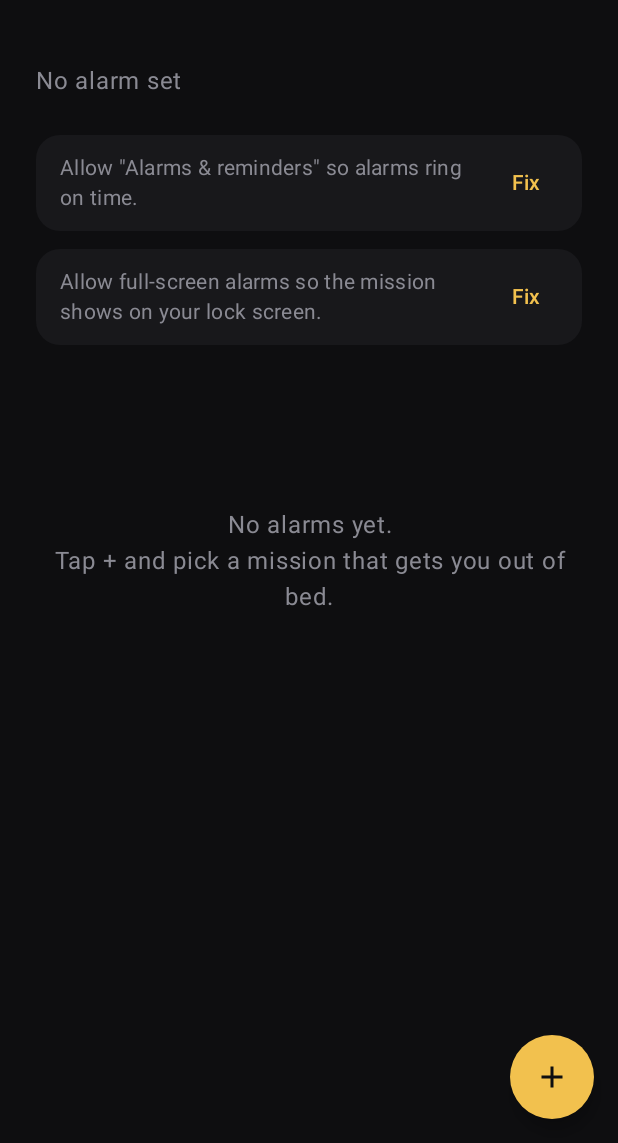
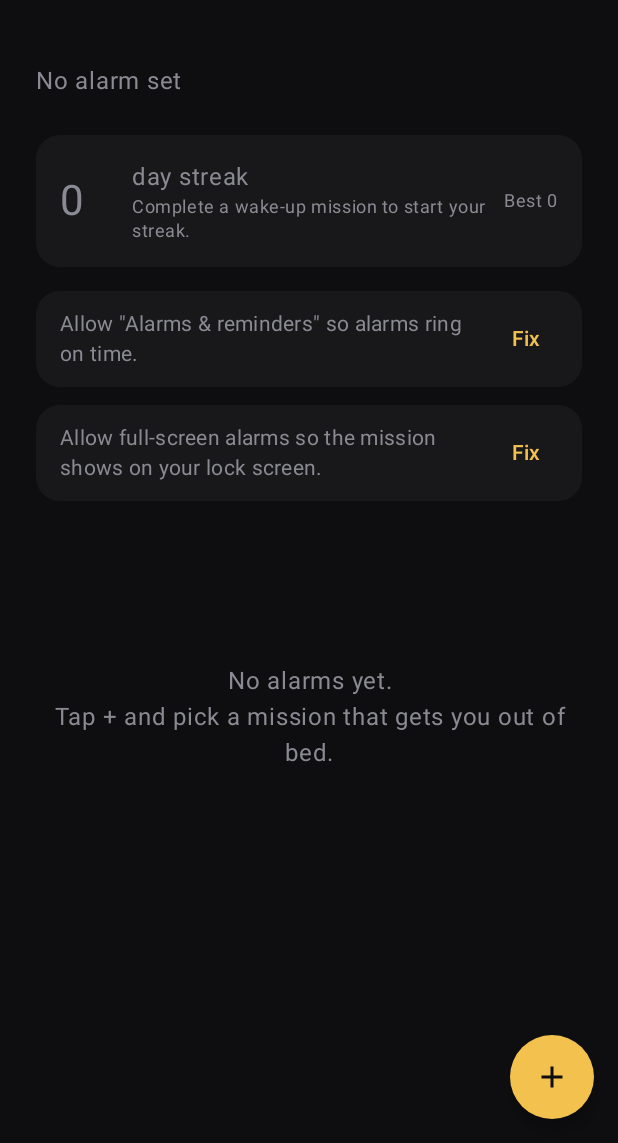
Before and after one commit to reshpow-rgb/forcast, an Android app built with Jetpack Compose: the screen it shows after launch (MainActivity), on a phone screen of 412 x 824 dp, the part 93-1236 px from its top. Run offline under Robolectric (Android 15) with nearby library versions, the phone set to English and light mode, and no system bars; our stand-ins replace AdMob; libraries missing offline, so code that uses them is left out: com.android.billingclient; 11 statements that could not run were skipped.

Commit message:
Add wake-up streak tracker
Count consecutive alarm days on which the mission was completed. Days
with no alarm are skipped; a day where the alarm rang but the mission
wasn't finished resets the streak. Shown on the home screen, a streak
screen with best/total and a 5-week calendar, and on the Good morning
screen with milestone celebrations.

Co-Authored-By: Claude Opus 5.5 <noreply@anthropic.com>
Claude-Session: https://claude.ai/code/session_01N1rQ8r6oQ13uaJ58hBw66M

```diff
--- a/alarm-app/app/src/main/java/com/riseup/alarm/alarm/AlarmReceiver.kt
+++ b/alarm-app/app/src/main/java/com/riseup/alarm/alarm/AlarmReceiver.kt
@@ -5,6 +5,7 @@ import android.content.Context
 import android.content.Intent
 import androidx.core.content.ContextCompat
 import com.riseup.alarm.data.AlarmRepository
+import com.riseup.alarm.data.StreakRepository
 
 /** Fired by AlarmManager at alarm time. */
 class AlarmReceiver : BroadcastReceiver() {
@@ -16,6 +17,7 @@ class AlarmReceiver : BroadcastReceiver() {
         val alarm = repo.get(alarmId) ?: return
 
         if (!snooze) {
+            StreakRepository.get(context).recordRing()
             if (alarm.repeats) {
                 AlarmScheduler.schedule(context, alarm)
             } else {
--- /dev/null
+++ b/alarm-app/app/src/main/java/com/riseup/alarm/data/StreakRepository.kt
@@ -0,0 +1,70 @@
+package com.riseup.alarm.data
+
+import android.content.Context
+import kotlinx.coroutines.flow.MutableStateFlow
+import kotlinx.coroutines.flow.StateFlow
+import java.time.LocalDate
+
+/** Remembers which days an alarm rang and which days the mission was completed. */
+class StreakRepository private constructor(context: Context) {
+
+    private val prefs = context.getSharedPreferences("streaks", Context.MODE_PRIVATE)
+
+    var rang: Set<LocalDate> = load(KEY_RANG)
+        private set
+    var woke: Set<LocalDate> = load(KEY_WOKE)
+        private set
+
+    private val _stats = MutableStateFlow(compute())
+    val stats: StateFlow<StreakStats> = _stats
+
+    @Synchronized
+    fun recordRing(day: LocalDate = LocalDate.now()) {
+        if (day in rang) return
+        rang = prune(rang + day)
+        save(KEY_RANG, rang)
+    }
+
+    @Synchronized
+    fun recordWake(day: LocalDate = LocalDate.now()) {
+        if (day in woke) return
+        woke = prune(woke + day)
+        save(KEY_WOKE, woke)
+    }
+
+    /** Recompute, e.g. when the app is reopened on a new day. */
+    fun refresh() {
+        _stats.value = compute()
+    }
+
+    private fun compute() = Streaks.compute(rang, woke, LocalDate.now())
+
+    private fun save(key: String, days: Set<LocalDate>) {
+        prefs.edit().putStringSet(key, days.map(LocalDate::toString).toSet()).apply()
+        refresh()
+    }
+
+    private fun load(key: String): Set<LocalDate> =
+        prefs.getStringSet(key, emptySet()).orEmpty()
+            .mapNotNull { runCatching { LocalDate.parse(it) }.getOrNull() }
+            .toSet()
+
+    /** Keep about two years - enough for the best-streak record without growing forever. */
+    private fun prune(days: Set<LocalDate>): Set<LocalDate> {
+        val cutoff = LocalDate.now().minusDays(730)
+        return days.filter { it.isAfter(cutoff) }.toSet()
+    }
+
+    companion object {
+        private const val KEY_RANG = "rang"
+        private const val KEY_WOKE = "woke"
+
+        @Volatile
+        private var instance: StreakRepository? = null
+
+        fun get(context: Context): StreakRepository =
+            instance ?: synchronized(this) {
+                instance ?: StreakRepository(context.applicationContext).also { instance = it }
+            }
+    }
+}
--- /dev/null
+++ b/alarm-app/app/src/main/java/com/riseup/alarm/data/Streaks.kt
@@ -0,0 +1,53 @@
+package com.riseup.alarm.data
+
+import java.time.LocalDate
+
+enum class DayStatus { WOKE, MISSED, PENDING, NO_ALARM }
+
+data class StreakStats(
+    val current: Int,
+    val best: Int,
+    val totalWakeUps: Int,
+) {
+    /** The next milestone above the current streak, or null past the last one. */
+    val nextMilestone get() = Streaks.MILESTONES.firstOrNull { it > current }
+
+    companion object {
+        val EMPTY = StreakStats(0, 0, 0)
+    }
+}
+
+/**
+ * A streak is the number of alarm days in a row on which the user completed the mission.
+ * Days with no alarm (weekends off, holidays) are skipped rather than breaking the streak.
+ * Today only counts once the mission is done - a ringing-but-unfinished alarm doesn't break it yet.
+ */
+object Streaks {
+
+    val MILESTONES = listOf(3, 7, 14, 30, 50, 100, 200, 365)
+
+    fun compute(rang: Set<LocalDate>, woke: Set<LocalDate>, today: LocalDate): StreakStats {
+        val days = (rang + woke).filter { !it.isAfter(today) }.sorted()
+        var run = 0
+        var best = 0
+        for (day in days) {
+            when {
+                day in woke -> {
+                    run++
+                    best = maxOf(best, run)
+                }
+                day != today -> run = 0
+            }
+        }
+        return StreakStats(current = run, best = best, totalWakeUps = woke.count { !it.isAfter(today) })
+    }
+
+    fun status(day: LocalDate, rang: Set<LocalDate>, woke: Set<LocalDate>, today: LocalDate): DayStatus = when {
+        day in woke -> DayStatus.WOKE
+        day in rang && day == today -> DayStatus.PENDING
+        day in rang -> DayStatus.MISSED
+        else -> DayStatus.NO_ALARM
+    }
+
+    fun isMilestone(streak: Int) = streak in MILESTONES
+}
--- a/alarm-app/app/src/main/java/com/riseup/alarm/ui/HomeScreen.kt
+++ b/alarm-app/app/src/main/java/com/riseup/alarm/ui/HomeScreen.kt
@@ -60,8 +60,11 @@ import com.riseup.alarm.alarm.AlarmScheduler
 import com.riseup.alarm.billing.BillingManager
 import com.riseup.alarm.data.Alarm
 import com.riseup.alarm.data.AlarmRepository
+import com.riseup.alarm.data.StreakRepository
+import com.riseup.alarm.data.StreakStats
 import com.riseup.alarm.ui.theme.ClockStyle
 import com.riseup.alarm.ui.theme.Muted
+import com.riseup.alarm.ui.theme.Sun
 import kotlinx.coroutines.delay
 
 @Composable
@@ -71,9 +74,13 @@ fun HomeScreen(billing: BillingManager, refreshTick: Int) {
     val alarms by repo.alarms.collectAsStateWithLifecycle()
     val isPremium by billing.isPremium.collectAsStateWithLifecycle()
     val price by billing.price.collectAsStateWithLifecycle()
+    val streaks = remember { StreakRepository.get(context) }
+    val streak by streaks.stats.collectAsStateWithLifecycle()
+    LaunchedEffect(refreshTick) { streaks.refresh() }
 
     var editing by remember { mutableStateOf<Alarm?>(null) }
     var showPremium by remember { mutableStateOf(false) }
+    var showStreaks by remember { mutableStateOf(false) }
 
     val save: (Alarm) -> Unit = { alarm ->
         repo.upsert(alarm)
@@ -82,7 +89,10 @@ fun HomeScreen(billing: BillingManager, refreshTick: Int) {
     }
 
     val current = editing
-    if (current != null) {
+    if (showStreaks) {
+        BackHandler { showStreaks = false }
+        StreaksScreen(onClose = { showStreaks = false })
+    } else if (current != null) {
         val alarm = current
         BackHandler { editing = null }
         EditAlarmScreen(
@@ -130,6 +140,7 @@ fun HomeScreen(billing: BillingManager, refreshTick: Int) {
             modifier = Modifier.fillMaxSize(),
         ) {
             item { Header(alarms, isPremium, onPremium = { showPremium = true }) }
+            item { StreakRow(streak, onClick = { showStreaks = true }) }
             item { PermissionWarnings(refreshTick) }
             if (alarms.isEmpty()) {
                 item {
@@ -202,6 +213,30 @@ private fun Header(alarms: List<Alarm>, isPremium: Boolean, onPremium: () -> Uni
         Text(formatDuration(next - now), style = MaterialTheme.typography.displayMedium)
     }
     Spacer(Modifier.height(24.dp))
+}
+
+@Composable
+private fun StreakRow(stats: StreakStats, onClick: () -> Unit) {
+    Surface(
+        onClick = onClick,
+        color = MaterialTheme.colorScheme.surfaceVariant,
+        shape = RoundedCornerShape(16.dp),
+        modifier = Modifier.fillMaxWidth().padding(bottom = 16.dp),
+    ) {
+        Row(verticalAlignment = Alignment.CenterVertically, modifier = Modifier.padding(16.dp)) {
+            Text(
+                "${stats.current}",
+                style = MaterialTheme.typography.headlineMedium,
+                color = if (stats.current > 0) Sun else Muted,
+                modifier = Modifier.width(48.dp),
+            )
+            Column(Modifier.weight(1f)) {
+                Text("day streak")
+                Text(milestoneLine(stats), color = Muted, style = MaterialTheme.typography.bodySmall)
+            }
+            Text("Best ${stats.best}", color = Muted, style = MaterialTheme.typography.bodySmall)
+        }
+    }
 }
 
 @Composable
```
Also changed, not shown: alarm-app/app/src/main/java/com/riseup/alarm/ui/RingActivity.kt (+9 -1 lines), alarm-app/app/src/main/java/com/riseup/alarm/ui/RingScreen.kt (+18 -4 lines), alarm-app/app/src/main/java/com/riseup/alarm/ui/StreaksScreen.kt (added, +187 -0 lines), 2 other files.
